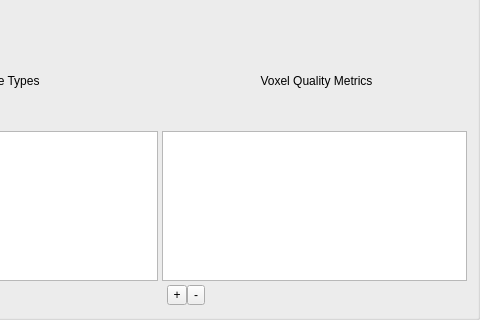
This is Source/Plugins/PipelineBuilder/FilterWidgets/ReconstructionFiltersWidgets/QLoadSlicesWidget.ui in BlueQuartzSoftware/DREAM3D as Qt 5 draws it before an edit; both pictures show x 157 to 637 and y 182 to 502 of the 637 by 502 pixel window. The edited form follows.
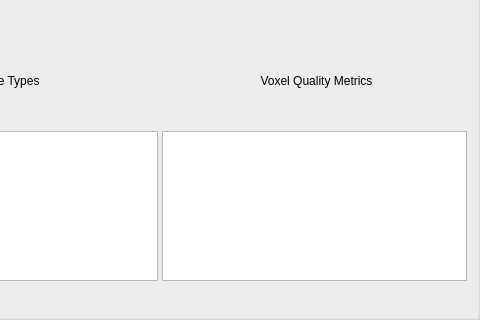
This is the edited form. Icons and pictures are not drawn. Custom widgets are drawn as their Qt base class.

Commit message: Adding better looking icons and tweaking layouts

```diff
--- a/Source/Plugins/PipelineBuilder/FilterWidgets/ReconstructionFiltersWidgets/QLoadSlicesWidget.ui
+++ b/Source/Plugins/PipelineBuilder/FilterWidgets/ReconstructionFiltersWidgets/QLoadSlicesWidget.ui
@@ -35,82 +35,6 @@
    <property name="spacing">
     <number>4</number>
    </property>
-   <item row="10" column="1" colspan="2">
-    <layout class="QVBoxLayout" name="verticalLayout_3">
-     <property name="spacing">
-      <number>4</number>
-     </property>
-     <property name="sizeConstraint">
-      <enum>QLayout::SetNoConstraint</enum>
-     </property>
-     <property name="leftMargin">
-      <number>5</number>
-     </property>
-     <property name="rightMargin">
-      <number>5</number>
-     </property>
-     <property name="bottomMargin">
-      <number>0</number>
-     </property>
-     <item>
-      <layout class="QHBoxLayout" name="horizontalLayout_2">
-       <property name="spacing">
-        <number>0</number>
-       </property>
-       <property name="topMargin">
-        <number>0</number>
-       </property>
-       <item>
-        <widget class="QToolButton" name="addQualityMetric">
-         <property name="maximumSize">
-          <size>
-           <width>20</width>
-           <height>20</height>
-          </size>
-         </property>
-         <property name="text">
-          <string>+</string>
-         </property>
-         <property name="icon">
-          <iconset resource="../../../../../Resources/icons/images/Icons.qrc">
-           <normaloff>:/plus.png</normaloff>:/plus.png</iconset>
-         </property>
-        </widget>
-       </item>
-       <item>
-        <widget class="QToolButton" name="removeQualityMetric">
-         <property name="maximumSize">
-          <size>
-           <width>20</width>
-           <height>20</height>
-          </size>
-         </property>
-         <property name="text">
-          <string>-</string>
-         </property>
-         <property name="icon">
-          <iconset resource="../../../../../Resources/icons/images/Icons.qrc">
-           <normaloff>:/minus.png</normaloff>:/minus.png</iconset>
-         </property>
-        </widget>
-       </item>
-       <item>
-        <spacer name="horizontalSpacer_8">
-         <property name="orientation">
-          <enum>Qt::Horizontal</enum>
-         </property>
-         <property name="sizeHint" stdset="0">
-          <size>
-           <width>40</width>
-           <height>20</height>
-          </size>
-         </property>
-        </spacer>
-       </item>
-      </layout>
-     </item>
-    </layout>
-   </item>
    <item row="0" column="0" colspan="3">
     <layout class="QGridLayout" name="gridLayout_2">
      <property name="margin">
@@ -1031,6 +955,93 @@
      </property>
     </widget>
    </item>
+   <item row="4" column="1">
+    <layout class="QHBoxLayout" name="horizontalLayout_2">
+     <property name="spacing">
+      <number>4</number>
+     </property>
+     <property name="topMargin">
+      <number>0</number>
+     </property>
+     <item>
+      <widget class="QPushButton" name="addQualityMetric">
+       <property name="sizePolicy">
+        <sizepolicy hsizetype="Fixed" vsizetype="Fixed">
+         <horstretch>0</horstretch>
+         <verstretch>0</verstretch>
+        </sizepolicy>
+       </property>
+       <property name="maximumSize">
+        <size>
+         <width>16</width>
+         <height>16</height>
+        </size>
+       </property>
+       <property name="statusTip">
+        <string>Add Quality Filter</string>
+       </property>
+       <property name="whatsThis">
+        <string>Add Quality Filter</string>
+       </property>
+       <property name="text">
+        <string/>
+       </property>
+       <property name="icon">
+        <iconset resource="../../../../../Resources/icons/images/Icons.qrc">
+         <normaloff>:/add.png</normaloff>:/add.png</iconset>
+       </property>
+       <property name="flat">
+        <bool>true</bool>
+       </property>
+      </widget>
+     </item>
+     <item>
+      <widget class="QPushButton" name="removeQualityMetric">
+       <property name="sizePolicy">
+        <sizepolicy hsizetype="Fixed" vsizetype="Fixed">
+         <horstretch>0</horstretch>
+         <verstretch>0</verstretch>
+        </sizepolicy>
+       </property>
+       <property name="maximumSize">
+        <size>
+         <width>16</width>
+         <height>16</height>
+        </size>
+       </property>
+       <property name="toolTip">
+        <string>Delete Quality Filter</string>
+       </property>
+       <property name="statusTip">
+        <string>Delete Quality Filter</string>
+       </property>
+       <property name="text">
+        <string/>
+       </property>
+       <property name="icon">
+        <iconset resource="../../../../../Resources/icons/images/Icons.qrc">
+         <normaloff>:/delete.png</normaloff>:/delete.png</iconset>
+       </property>
+       <property name="flat">
+        <bool>true</bool>
+       </property>
+      </widget>
+     </item>
+     <item>
+      <spacer name="horizontalSpacer_3">
+       <property name="orientation">
+        <enum>Qt::Horizontal</enum>
+       </property>
+       <property name="sizeHint" stdset="0">
+        <size>
+         <width>40</width>
+         <height>20</height>
+        </size>
+       </property>
+      </spacer>
+     </item>
+    </layout>
+   </item>
   </layout>
  </widget>
  <customwidgets>
```
Left out of the diff: 3 changed lines with no effect on the pictures. The commit also changes 12 other files.
